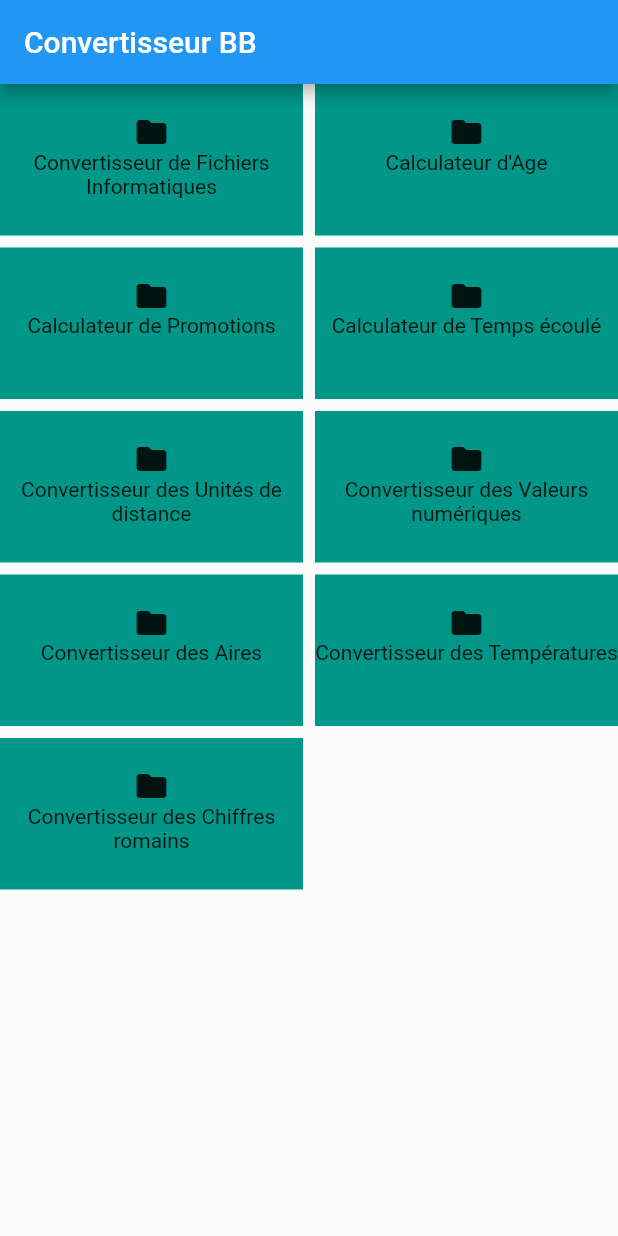
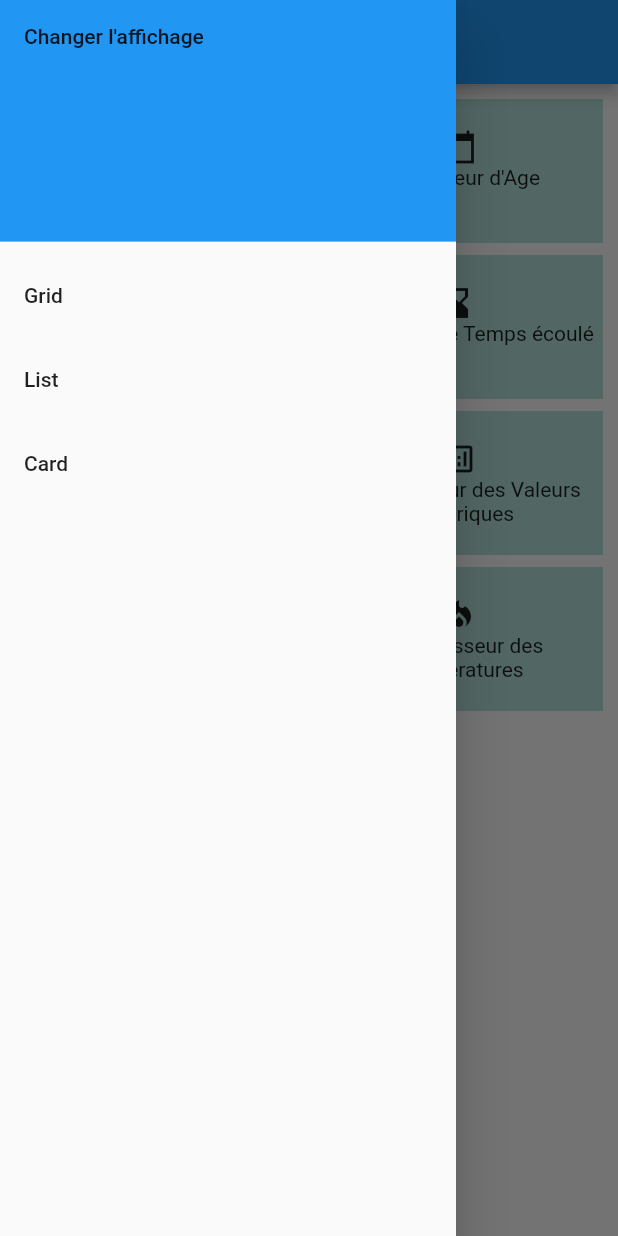
Before and after one commit to MJ-adax/Converter-Project-Flutter, a Flutter app: the screen it shows after launch, with the side drawer open (before the commit the screen has no drawer), on a phone screen of 412 x 824 dp. Run offline on Flutter 3.47's test engine with Material 2 defaults, Android fonts, the phone set to English and light mode, and no system bars.

Commit message:
(story11) Add displayMode + update homepage

```diff
--- a/calculator_app/lib/main.dart
+++ b/calculator_app/lib/main.dart
@@ -40,16 +40,18 @@ class MyHomePage extends StatefulWidget {
 
 class _MyHomePageState extends State<MyHomePage> {
 
+  String displayMode = "Grid";
+
   var navigation = [
-    NavigationItem("Convertisseur de Fichiers Informatiques", Icon(Icons.folder), Colors.lightBlue),
-    NavigationItem("Calculateur d'Age", Icon(Icons.folder), Colors.lightBlue),
-    NavigationItem("Calculateur de Promotions", Icon(Icons.folder), Colors.lightBlue),
-    NavigationItem("Calculateur de Temps écoulé", Icon(Icons.folder), Colors.lightBlue),
-    NavigationItem("Convertisseur des Unités de distance", Icon(Icons.folder), Colors.lightBlue),
-    NavigationItem("Convertisseur des Valeurs numériques", Icon(Icons.folder), Colors.lightBlue),
-    NavigationItem("Convertisseur des Aires", Icon(Icons.folder), Colors.lightBlue),
-    NavigationItem("Convertisseur des Températures", Icon(Icons.folder), Colors.lightBlue),
-    NavigationItem("Convertisseur des Chiffres romains", Icon(Icons.folder), Colors.lightBlue)
+    NavigationItem("Convertisseur de Fichiers Informatiques", Icon(Icons.file_copy_outlined), Colors.lightBlue),
+    NavigationItem("Calculateur d'Age", Icon(Icons.calendar_today_sharp), Colors.lightBlue),
+    NavigationItem("Calculateur de Promotions", Icon(Icons.add_shopping_cart), Colors.lightBlue),
+    NavigationItem("Calculateur de Temps écoulé", Icon(Icons.hourglass_bottom), Colors.lightBlue),
+    NavigationItem("Convertisseur des Unités de distance", Icon(Icons.horizontal_rule), Colors.lightBlue),
+    NavigationItem("Convertisseur des Valeurs numériques", Icon(Icons.analytics_outlined), Colors.lightBlue),
+    NavigationItem("Convertisseur des Aires", Icon(Icons.rounded_corner_sharp), Colors.lightBlue),
+    NavigationItem("Convertisseur des Températures", Icon(Icons.local_fire_department), Colors.lightBlue),
+    NavigationItem("Convertisseur des Chiffres romains", Icon(Icons.account_balance), Colors.lightBlue)
   ];
 
   void navigateToChosenDestination (String chosenDestination) {
@@ -127,7 +129,52 @@ class _MyHomePageState extends State<MyHomePage> {
         title: Text(widget.title),
 
       ),
-      body: GridView.builder(
+      drawer: Drawer(
+        child: ListView(
+            padding: EdgeInsets.zero,
+            children: <Widget> [
+              DrawerHeader(
+                child: Text("Changer l'affichage"),
+                decoration: BoxDecoration(
+                  color: Colors.blue,
+                ),
+              ),
+              ListTile(
+                title: Text('Grid'),
+                onTap: () {
+                  setState(() {
+                    displayMode = "Grid";
+                  });
+
+                  Navigator.pop(context);
+                },
+              ),
+              ListTile(
+                title: Text('List'),
+                onTap: () {
+                  setState(() {
+                    displayMode = "List";
+                  });
+                  Navigator.pop(context);
+                },
+              ),
+              ListTile(
+                title: Text('Card'),
+                onTap: () {
+                  setState(() {
+                    displayMode = "Cards";
+                  });
+
+                  Navigator.pop(context);
+                },
+              ),
+            ]
+        )
+      ),
+      body:
+        displayMode == "Grid" ?
+        GridView.builder(
+          padding: const EdgeInsets.all(10),
           itemCount: navigation.length,
           itemBuilder: (context, index) {
             return GridTile(
@@ -142,7 +189,8 @@ class _MyHomePageState extends State<MyHomePage> {
                         Text("${navigation[index].title}", textAlign: TextAlign.center),
                       ],
                     ),
-                    color: Colors.teal[500],
+                    color: index.remainder(2) == 0 ? Colors.teal[500] : Colors.teal[100]
+
                   ),
                   onTap: () => {
                     // Navigation to ComputerFileSizeConverterPage.
@@ -158,7 +206,53 @@ class _MyHomePageState extends State<MyHomePage> {
             mainAxisSpacing: 8,
             childAspectRatio: (2 / 1),
           )
-      )
+        )
+        : displayMode == "List" ?
+        ListView.builder(
+          padding: const EdgeInsets.all(20),
+          itemCount: navigation.length,
+          itemBuilder: (context, index) {
+          return ListTile(
+            leading: navigation[index].icon,
+            title: Text("${navigation[index].title}", textAlign: TextAlign.center),
+            tileColor: index.remainder(2) == 0 ? Colors.teal[500] : Colors.teal[100],
+            onTap: () => {
+              // Navigation to ComputerFileSizeConverterPage.
+              navigateToChosenDestination(navigation[index].title)
+            },
+          );
+        })
+        :  ListView.builder(
+            padding: const EdgeInsets.all(20),
+            itemCount: navigation.length,
+            itemBuilder: (context, index) {
+              return Container(
+                width: 150,
+                height: 200,
+                child: Card(
+                  shape: RoundedRectangleBorder(
+                    borderRadius: BorderRadius.circular(15.0),
+                  ),
+                  color: index.remainder(2) == 0 ? Colors.teal[500] : Colors.teal[100],
+                  elevation: 10,
+                  child: Column(
+                    mainAxisSize: MainAxisSize.min,
+                    children: <Widget>[
+                      ListTile(
+                        leading: navigation[index].icon,
+                        title: Text("${navigation[index].title}", textAlign: TextAlign.center),
+                        //tileColor: index.remainder(2) == 0 ? Colors.teal[500] : Colors.teal[100],
+                        onTap: () => {
+                          // Navigation to ComputerFileSizeConverterPage.
+                          navigateToChosenDestination(navigation[index].title)
+                        },
+                      ),
+                    ],
+                  ),
+                )
+              );
+            })
+
     );
   }
 }
--- a/calculator_app/lib/utilitaires/saleCalculator.dart
+++ b/calculator_app/lib/utilitaires/saleCalculator.dart
@@ -63,7 +63,7 @@ class _SaleCalculatorPageState extends State<SaleCalculatorPage> {
                           Flexible(
                             child: TextField(
                               controller: priceController,
-                              inputFormatters: <TextInputFormatter>[FilteringTextInputFormatter.digitsOnly],
+                              //inputFormatters: <TextInputFormatter>[FilteringTextInputFormatter.digitsOnly],
                             ),
                           ),
                           Text(" € ."),
@@ -75,7 +75,7 @@ class _SaleCalculatorPageState extends State<SaleCalculatorPage> {
                           Flexible(
                             child: TextField(
                               controller: percentController,
-                              inputFormatters: <TextInputFormatter>[FilteringTextInputFormatter.digitsOnly],
+                              //inputFormatters: <TextInputFormatter>[FilteringTextInputFormatter.digitsOnly],
                             ),
                           ),
                           Text(" % ."),
```
